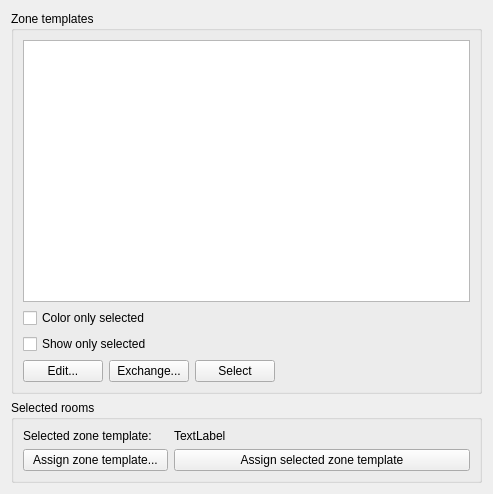
Old version of the form SIM-VICUS/src/SVPropBuildingZoneTemplatesWidget.ui in the repository ghorwin/SIM-VICUS.
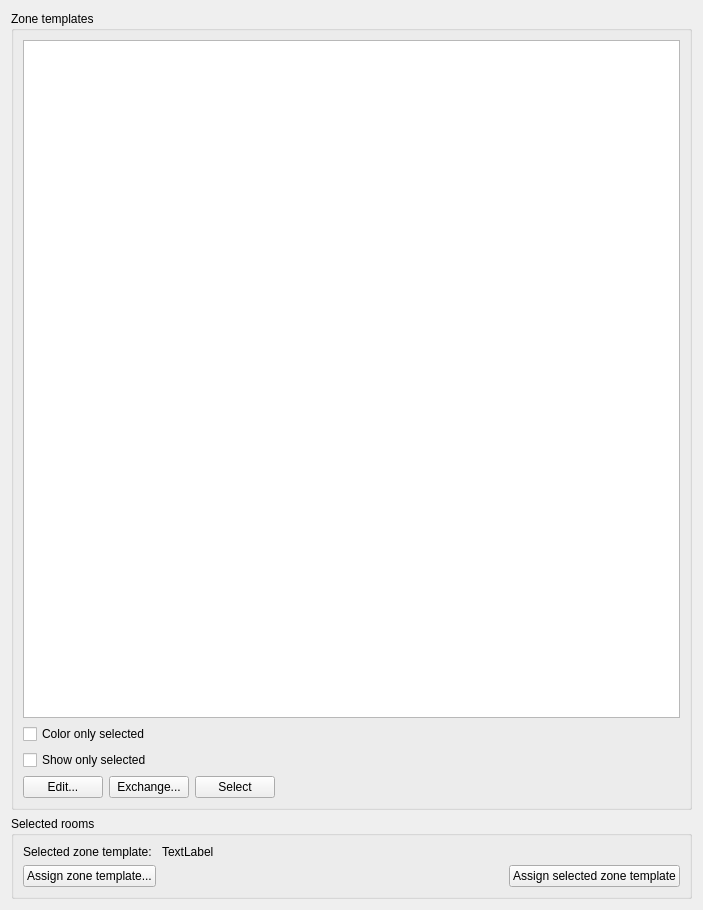
New version of the form.

Commit message: Added assign selected functionality. Fixes #527

What changed in the file:
```diff
--- a/SIM-VICUS/src/SVPropBuildingZoneTemplatesWidget.ui
+++ b/SIM-VICUS/src/SVPropBuildingZoneTemplatesWidget.ui
@@ -6,8 +6,8 @@
    <rect>
     <x>0</x>
     <y>0</y>
-    <width>493</width>
-    <height>494</height>
+    <width>703</width>
+    <height>910</height>
    </rect>
   </property>
   <property name="windowTitle">
@@ -20,26 +20,42 @@
       <string>Zone templates</string>
      </property>
      <layout class="QGridLayout" name="gridLayout_7">
-      <item row="3" column="0">
-       <widget class="QPushButton" name="pushButtonEditZoneTemplates">
-        <property name="text">
-         <string>Edit...</string>
-        </property>
-        <property name="iconSize">
-         <size>
-          <width>24</width>
-          <height>24</height>
-         </size>
-        </property>
-       </widget>
-      </item>
-      <item row="3" column="2">
+      <item row="4" column="2">
        <widget class="QPushButton" name="pushButtonSelectObjectsWithZoneTemplate">
         <property name="text">
          <string>Select</string>
         </property>
        </widget>
       </item>
+      <item row="0" column="0" colspan="4">
+       <widget class="QTableWidget" name="tableWidgetZoneTemplates"/>
+      </item>
+      <item row="4" column="3">
+       <spacer name="horizontalSpacer_5">
+        <property name="orientation">
+         <enum>Qt::Horizontal</enum>
+        </property>
+        <property name="sizeHint" stdset="0">
+         <size>
+          <width>280</width>
+          <height>20</height>
+         </size>
+        </property>
+       </spacer>
+      </item>
+      <item row="4" column="0">
+       <widget class="QPushButton" name="pushButtonEditZoneTemplates">
+        <property name="text">
+         <string>Edit...</string>
+        </property>
+        <property name="iconSize">
+         <size>
+          <width>24</width>
+          <height>24</height>
+         </size>
+        </property>
+       </widget>
+      </item>
       <item row="1" column="0" colspan="4">
        <widget class="QCheckBox" name="checkBoxZoneTemplateColorOnlyActive">
         <property name="text">
@@ -47,20 +63,7 @@
         </property>
        </widget>
       </item>
-      <item row="3" column="3">
-       <spacer name="horizontalSpacer_5">
-        <property name="orientation">
-         <enum>Qt::Horizontal</enum>
-        </property>
-        <property name="sizeHint" stdset="0">
-         <size>
-          <width>280</width>
-          <height>20</height>
-         </size>
-        </property>
-       </spacer>
-      </item>
-      <item row="3" column="1">
+      <item row="4" column="1">
        <widget class="QPushButton" name="pushButtonExchangeZoneTemplates">
         <property name="toolTip">
          <string>Replaces the component association of all objects with the currently selected component.</string>
@@ -88,28 +91,8 @@
      <property name="title">
       <string>Selected rooms</string>
      </property>
-     <layout class="QGridLayout" name="gridLayout">
-      <item row="0" column="0">
-       <widget class="QLabel" name="label_4">
-        <property name="text">
-         <string>Selected zone template:</string>
-        </property>
-       </widget>
-      </item>
-      <item row="3" column="0">
-       <widget class="QPushButton" name="pushButtonAssignZoneTemplate">
-        <property name="text">
-         <string>Assign zone template...</string>
-        </property>
-        <property name="iconSize">
-         <size>
-          <width>24</width>
-          <height>24</height>
-         </size>
-        </property>
-       </widget>
-      </item>
-      <item row="0" column="1" colspan="2">
+     <layout class="QGridLayout" name="gridLayout" columnstretch="0,0,0,0,1,0">
+      <item row="0" column="1">
        <widget class="QLabel" name="labelSelectedZoneTemplates">
         <property name="sizePolicy">
          <sizepolicy hsizetype="Expanding" vsizetype="Preferred">
@@ -122,7 +105,27 @@
         </property>
        </widget>
       </item>
-      <item row="3" column="1" colspan="2">
+      <item row="0" column="0">
+       <widget class="QLabel" name="label_4">
+        <property name="text">
+         <string>Selected zone template:</string>
+        </property>
+       </widget>
+      </item>
+      <item row="3" column="0">
+       <widget class="QPushButton" name="pushButtonAssignZoneTemplate">
+        <property name="text">
+         <string>Assign zone template...</string>
+        </property>
+        <property name="iconSize">
+         <size>
+          <width>24</width>
+          <height>24</height>
+         </size>
+        </property>
+       </widget>
+      </item>
+      <item row="3" column="5">
        <widget class="QPushButton" name="pushButtonAssignSelectedZoneTemplate">
         <property name="text">
          <string>Assign selected zone template</string>
@@ -135,6 +138,19 @@
         </property>
        </widget>
       </item>
+      <item row="3" column="1" colspan="4">
+       <spacer name="horizontalSpacer">
+        <property name="orientation">
+         <enum>Qt::Horizontal</enum>
+        </property>
+        <property name="sizeHint" stdset="0">
+         <size>
+          <width>40</width>
+          <height>20</height>
+         </size>
+        </property>
+       </spacer>
+      </item>
      </layout>
     </widget>
    </item>
```
Left out of the diff: 3 changed lines with no effect on the pictures. The commit also changes 2 other files.
